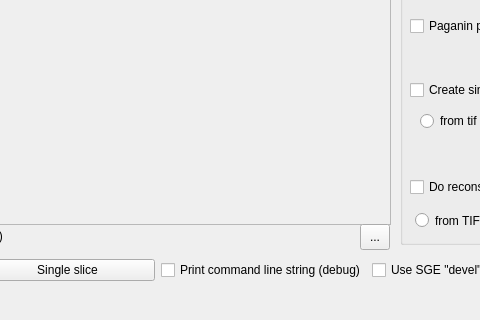
Above: ui_files/main.ui from gnudo/grecoman before the change; both pictures show x 540 to 1020 and y 625 to 945 of the 1251 by 945 pixel window. Below: the same form after it.
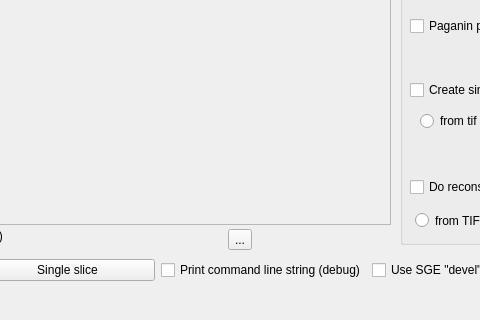
That is the form after the change. Icons and pictures are not drawn.

Commit message: added range slider for adjusting min/max tif values

```diff
--- a/ui_files/main.ui
+++ b/ui_files/main.ui
@@ -1802,15 +1802,18 @@
      </item>
     </layout>
    </widget>
-   <widget class="QToolButton" name="refreshslice">
+   <widget class="QWidget" name="horizontalLayoutWidget_3">
     <property name="geometry">
      <rect>
-      <x>900</x>
+      <x>630</x>
       <y>830</y>
-      <width>30</width>
-      <height>26</height>
+      <width>301</width>
+      <height>31</height>
      </rect>
     </property>
+    <layout class="QHBoxLayout" name="sliderlayout">
+     <item>
+      <widget class="QToolButton" name="refreshslice">
     <property name="toolTip">
      <string>Refresh image to test min and max values for tif-conversion</string>
     </property>
@@ -1821,6 +1824,9 @@
      <iconset resource="ui_icons.qrc">
       <normaloff>:/ui_icons/ico/refresh.png</normaloff>:/ui_icons/ico/refresh.png</iconset>
     </property>
+      </widget>
+     </item>
+    </layout>
    </widget>
   </widget>
   <widget class="QMenuBar" name="menubar">
```
Lines whose indentation alone changed are shown as unchanged. The commit also changes 5 other files.
